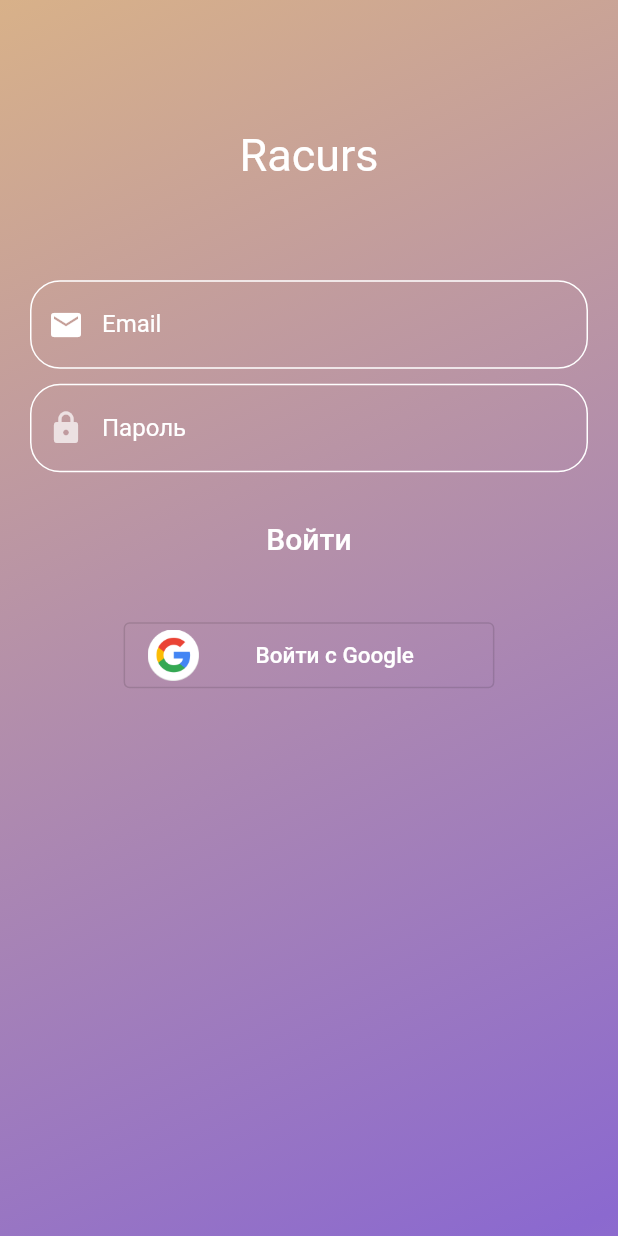
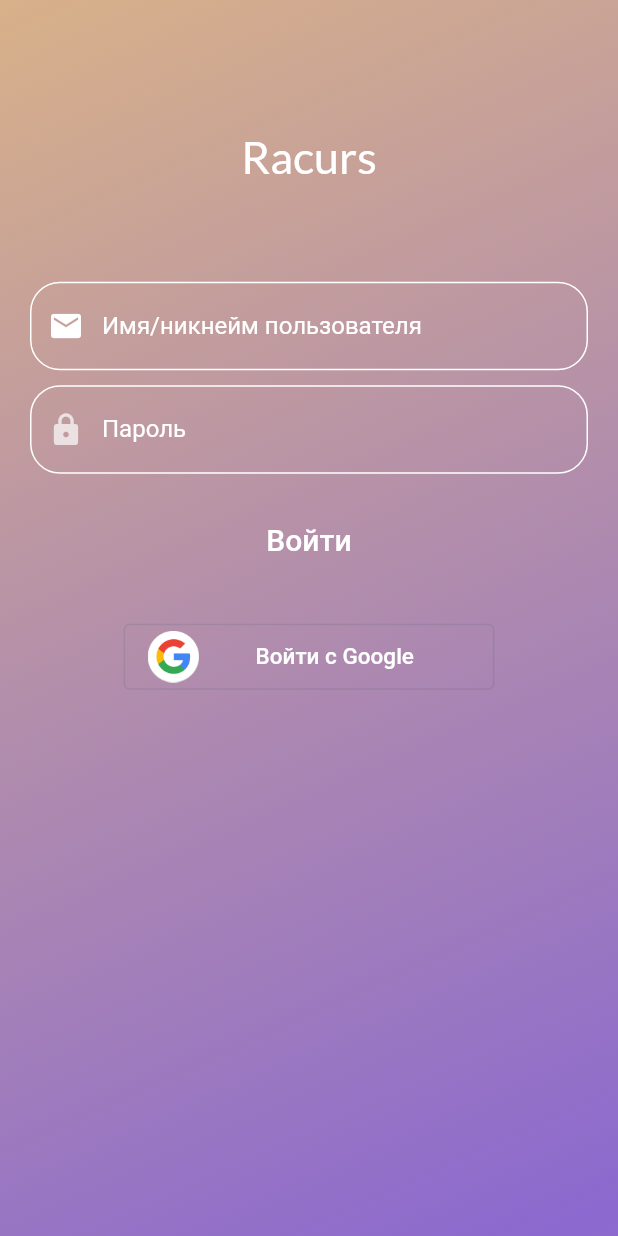
Before and after one commit to zirg41/racurs_app, a Flutter app: the screen it shows after launch, on a phone screen of 412 x 824 dp. Run offline on Flutter 3.47's test engine with Material 2 defaults, Android fonts, the light colour scheme and no system bars; our stand-ins replace bloc, dartz, flutter_bloc, freezed_annotation, get_it, google_fonts and 3 more.

Commit message:
Themeing added + folder managing

```diff
--- a/lib/injection.dart
+++ b/lib/injection.dart
@@ -6,6 +6,6 @@ import 'injection.config.dart';
 final GetIt getIt = GetIt.instance;
 
 @injectableInit
-void configureInjection(String env) {
-  $initGetIt(getIt, environment: env);
+Future<void> configureInjection(String env) async {
+  await $initGetIt(getIt, environment: env);
 }
--- /dev/null
+++ b/lib/presentation/core/racurs_app.dart
@@ -0,0 +1,19 @@
+import 'package:default_flutter_app/presentation/global/theme/theme_bloc/theme_bloc.dart';
+import 'package:default_flutter_app/presentation/pages/sign_in/sign_in_page.dart';
+import 'package:flutter/material.dart';
+
+class RacursApp extends StatelessWidget {
+  final ThemeState themeState;
+
+  const RacursApp({Key? key, required this.themeState}) : super(key: key);
+
+  @override
+  Widget build(BuildContext context) {
+    return MaterialApp(
+      debugShowCheckedModeBanner: false,
+      title: 'Material App',
+      home: const SignInPage(),
+      theme: themeState.themeData,
+    );
+  }
+}
--- a/lib/presentation/core/root_app_widget.dart
+++ b/lib/presentation/core/root_app_widget.dart
@@ -1,14 +1,26 @@
-import 'package:default_flutter_app/presentation/sign_in/sign_in_page.dart';
+import 'package:default_flutter_app/injection.dart';
+import 'package:default_flutter_app/presentation/core/racurs_app.dart';
 import 'package:flutter/material.dart';
+import 'package:flutter_bloc/flutter_bloc.dart';
+import '../global/theme/theme_bloc/theme_bloc.dart';
 
-class RacursApp extends StatelessWidget {
-  const RacursApp({Key? key}) : super(key: key);
+class RootApp extends StatelessWidget {
+  const RootApp({Key? key}) : super(key: key);
 
   @override
   Widget build(BuildContext context) {
-    return MaterialApp(
-      title: 'Material App',
-      home: SignInPage(),
+    return MultiBlocProvider(
+      providers: [
+        BlocProvider(
+          create: (context) =>
+              getIt<ThemeBloc>()..add(const ThemeEvent.firstInitializing()),
+        ),
+      ],
+      child: BlocBuilder<ThemeBloc, ThemeState>(
+        builder: (context, themeState) {
+          return RacursApp(themeState: themeState);
+        },
+      ),
     );
   }
 }
--- /dev/null
+++ b/lib/presentation/global/misc.dart
@@ -0,0 +1,3 @@
+// import 'package:intl/intl.dart';
+
+// final potSetDateFormat = DateFormat.yMMMd();
--- /dev/null
+++ b/lib/presentation/global/theme/app_themes.dart
@@ -0,0 +1,78 @@
+import 'package:flutter/material.dart';
+import 'package:google_fonts/google_fonts.dart';
+
+enum AppTheme {
+  lightTheme,
+  darkTheme,
+}
+
+final appThemeData = {
+  AppTheme.lightTheme: ThemeData(
+    textTheme: TextTheme(
+      titleLarge: GoogleFonts.lato(
+          fontSize: 30, color: const Color.fromARGB(255, 255, 255, 255)),
+      bodyLarge: GoogleFonts.lato(fontSize: 15, fontWeight: FontWeight.bold),
+      bodyMedium: GoogleFonts.lato(fontSize: 15),
+      bodySmall: GoogleFonts.lato(fontSize: 12),
+      displayLarge:
+          GoogleFonts.lato(fontSize: 25, color: const Color(0xFF121212)),
+    ),
+    textSelectionTheme: const TextSelectionThemeData(
+      cursorColor: Colors.white70,
+      selectionColor: Colors.white70,
+    ),
+    colorScheme: const ColorScheme.dark().copyWith(
+      brightness: Brightness.light,
+      primary: pottyPalette['Charcoal'],
+      onBackground: const Color(0xFF121212),
+      secondary: pottyPalette['Persian Green'],
+      onSecondary: const Color(0xFFFFFFFF),
+      onPrimary: const Color(0xFFFFFFFF),
+      surface: const Color(0xFFFFFFFF),
+      onSurface: pottyPalette['Charcoal'],
+      background: const Color(0xFFFFFFFF),
+      tertiary: pottyPalette['Sandy Brown'],
+      primaryContainer: pottyPalette['Burnt Sienna'],
+      outline: const Color.fromARGB(255, 185, 184, 184),
+      error: const Color(0xFFB00020),
+    ),
+  ),
+  AppTheme.darkTheme: ThemeData(
+    brightness: Brightness.dark,
+    textTheme: TextTheme(
+      titleLarge: GoogleFonts.lato(fontSize: 25),
+      bodyLarge: GoogleFonts.lato(fontSize: 15, fontWeight: FontWeight.bold),
+      bodyMedium: GoogleFonts.lato(fontSize: 15),
+      bodySmall: GoogleFonts.lato(fontSize: 12),
+      displayLarge: GoogleFonts.lato(fontSize: 25),
+    ),
+    colorScheme: const ColorScheme.dark().copyWith(
+      brightness: Brightness.dark,
+      secondary: pottyPalette['Charcoal'],
+      onSecondary: const Color(0xFFFFFFFF),
+      onPrimary: const Color(0xFFFFFFFF),
+      primary: const Color.fromARGB(255, 75, 75, 75),
+      surface: const Color.fromARGB(255, 43, 43, 43),
+      background: const Color(0xFF121212),
+      tertiary: const Color.fromARGB(255, 203, 122, 60),
+      primaryContainer: const Color.fromARGB(255, 43, 43, 43),
+      outline: const Color.fromARGB(255, 70, 70, 70),
+      error: Colors.red,
+    ),
+  ),
+};
+
+const darkThemePalette = {
+  'darkblue': Color(0xFF044c6d),
+  'green': Color(0xFF094b5a),
+  'darkgreen': Color(0xFF002431),
+  'maroon': Color(0xFF1f0001),
+  'vinous': Color(0xFF6d0101),
+};
+const pottyPalette = {
+  'Charcoal': Color(0xFF264653),
+  'Persian Green': Color(0xFF2A9D8F),
+  'Maize Crayola': Color(0xFFE9C46A),
+  'Sandy Brown': Color(0xFFF4A261),
+  'Burnt Sienna': Color(0xFFE76F51),
+};
--- /dev/null
+++ b/lib/presentation/global/theme/theme_bloc/theme_bloc.dart
@@ -0,0 +1,43 @@
+import 'package:bloc/bloc.dart';
+import 'package:default_flutter_app/presentation/global/theme/app_themes.dart';
+import 'package:flutter/material.dart';
+import 'package:freezed_annotation/freezed_annotation.dart';
+import 'package:injectable/injectable.dart';
+import 'package:shared_preferences/shared_preferences.dart';
+
+part 'theme_event.dart';
+part 'theme_state.dart';
+part 'theme_bloc.freezed.dart';
+
+@injectable
+class ThemeBloc extends Bloc<ThemeEvent, ThemeState> {
+  final SharedPreferences sharedPreferences;
+  ThemeBloc({
+    required this.sharedPreferences,
+  }) : super(
+          _CurrentTheme(appThemeData[AppTheme.lightTheme]!),
+        ) {
+    on<ThemeEvent>((event, emit) {
+      event.map(
+        firstInitializing: (value) {
+          (_, emit) {
+            final chosenTheme = sharedPreferences.getString('theme');
+            if (chosenTheme is String) {
+              // TODO implement an extension to AppTheme enum to encapsulate searchig algorithm
+              AppTheme appTheme = AppTheme.values
+                  .firstWhere((element) => element.toString() == chosenTheme);
+              emit(_CurrentTheme(appThemeData[appTheme]!));
+            }
+            if (chosenTheme == null) {
+              emit(_CurrentTheme(appThemeData[AppTheme.lightTheme]!));
+            }
+          };
+        },
+        themeChanged: (theme) async {
+          emit(_CurrentTheme(appThemeData[theme]!));
+          await sharedPreferences.setString('theme', theme.toString());
+        },
+      );
+    });
+  }
+}
--- /dev/null
+++ b/lib/presentation/global/theme/theme_bloc/theme_event.dart
@@ -0,0 +1,7 @@
+part of 'theme_bloc.dart';
+
+@freezed
+class ThemeEvent with _$ThemeEvent {
+  const factory ThemeEvent.firstInitializing() = _FirstInitializin;
+  const factory ThemeEvent.themeChanged(AppTheme theme) = _ThemeChanged;
+}
--- /dev/null
+++ b/lib/presentation/global/theme/theme_bloc/theme_state.dart
@@ -0,0 +1,6 @@
+part of 'theme_bloc.dart';
+
+@freezed
+class ThemeState with _$ThemeState {
+  const factory ThemeState.currentTheme(ThemeData themeData) = _CurrentTheme;
+}
--- a/lib/presentation/sign_in/messages.dart
+++ b/lib/presentation/pages/sign_in/messages.dart
@@ -5,3 +5,4 @@ const String PASSWORD = 'Пароль';
 const String SHORT_PASSWORD = 'Пароль должен содержать больше 6-ти символов';
 const String SIGN_IN = 'Войти';
 const String SIGN_IN_WITH_GOOGLE = 'Войти c Google';
+const String USERNAME = 'Имя/никнейм пользователя';
--- a/lib/presentation/sign_in/sign_in_page.dart
+++ b/lib/presentation/pages/sign_in/sign_in_page.dart
@@ -1,8 +1,8 @@
 import 'package:flutter/material.dart';
 import 'package:flutter_bloc/flutter_bloc.dart';
 
-import '../../application/auth/sign_in_form/sign_in_form_bloc.dart';
-import '../../injection.dart';
+import '../../../application/auth/sign_in_form/sign_in_form_bloc.dart';
+import '../../../injection.dart';
 import 'widgets/sign_in_form.dart';
 
 class SignInPage extends StatelessWidget {
--- a/lib/presentation/sign_in/widgets/apple_google_sign_in_button.dart
+++ b/lib/presentation/pages/sign_in/widgets/apple_google_sign_in_button.dart
@@ -1,4 +1,4 @@
-import 'package:default_flutter_app/presentation/sign_in/messages.dart';
+import 'package:default_flutter_app/presentation/pages/sign_in/messages.dart';
 import 'package:flutter/material.dart';
 
 class EitherAppleOrGoogleSignInButton extends StatelessWidget {
--- a/lib/presentation/sign_in/widgets/sign_in_form.dart
+++ b/lib/presentation/pages/sign_in/widgets/sign_in_form.dart
@@ -1,8 +1,8 @@
-import 'package:default_flutter_app/presentation/sign_in/widgets/apple_google_sign_in_button.dart';
+import 'package:default_flutter_app/application/auth/sign_in_form/sign_in_form_bloc.dart';
+import 'package:default_flutter_app/presentation/pages/sign_in/widgets/apple_google_sign_in_button.dart';
 import 'package:flutter/material.dart';
 import 'package:flutter_bloc/flutter_bloc.dart';
 
-import '../../../application/auth/sign_in_form/sign_in_form_bloc.dart';
 import '../messages.dart';
 import 'background.dart';
 
@@ -53,14 +53,15 @@ class SignInForm extends StatelessWidget {
                   child: ListView(
                     children: [
                       SizedBox(height: screenHeight * 0.08),
-                      const Text(
+                      Text(
+                        //@ APP NAME TEXT
                         'Racurs',
                         textAlign: TextAlign.center,
-                        style: TextStyle(fontSize: 30, color: Colors.white),
+                        style: contextTheme.textTheme.titleLarge,
                       ),
                       SizedBox(height: screenHeight * 0.08),
                       TextFormField(
-                        //@ EMAIL FIELD
+                        //@ USERNAME TEXT FIELD
                         style: const TextStyle(color: Colors.white),
 
                         decoration: InputDecoration(
@@ -68,7 +69,7 @@ class SignInForm extends StatelessWidget {
                             Icons.email,
                             color: Colors.white,
                           ),
-                          labelText: 'Email',
+                          labelText: USERNAME,
                           // TODO Use themeData
                           labelStyle: const TextStyle(color: Colors.white),
 
--- a/lib/presentation/splash/splash_page.dart
+++ b/lib/presentation/pages/splash/splash_page.dart
@@ -1,8 +1,8 @@
-import 'package:default_flutter_app/presentation/splash/splash_body.dart';
 import 'package:flutter/material.dart';
 import 'package:flutter_bloc/flutter_bloc.dart';
 
-import '../../application/auth/auth_bloc.dart';
+import '../../../application/auth/auth_bloc.dart';
+import 'splash_body.dart';
 
 class SplashPage extends StatelessWidget {
   const SplashPage({Key? key}) : super(key: key);
--- a/pubspec.yaml
+++ b/pubspec.yaml
@@ -25,6 +25,7 @@ dependencies:
   flutter_bloc: ^8.0.1
   get_it: ^7.2.0
   shared_preferences: ^2.0.15
+  google_fonts: ^3.0.1
 
 dev_dependencies:
   flutter_test:
```
Also changed, not shown: lib/main.dart (+4 -3 lines), lib/injection.config.dart, lib/presentation/global/theme/theme_bloc/theme_bloc.freezed.dart (added), lib/presentation/pages/sign_in/widgets/background.dart (renamed from lib/presentation/sign_in/widgets/background.dart), lib/presentation/pages/splash/splash_body.dart (renamed from lib/presentation/splash/splash_body.dart), pubspec.lock, 3 other files.
